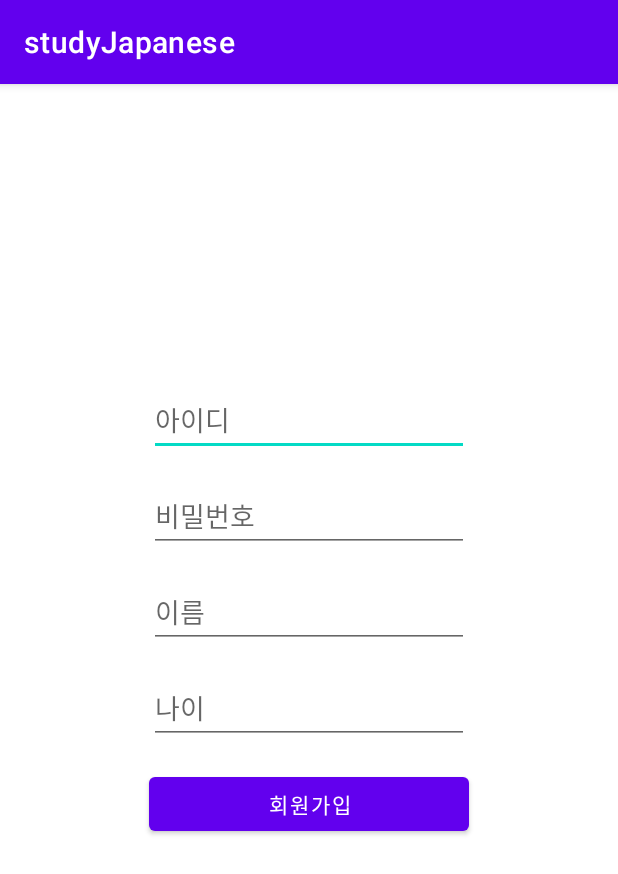
After one commit to tmddmddnjs/studyJapanese, an Android app: the SignUpActivity screen opened directly, with no data from a screen before it, on a phone screen of 412 x 824 dp. The commit adds this screen. Shown: the top 874 px of the screen. Run offline under Robolectric (Android 15) with nearby library versions, the phone set to English and light mode, and no system bars; our stand-ins replace Volley.

Commit message:
prepare db

```diff
--- a/app/build.gradle
+++ b/app/build.gradle
@@ -34,6 +34,7 @@ dependencies {
     implementation 'com.google.android.material:material:1.4.0'
     implementation 'androidx.constraintlayout:constraintlayout:2.1.1'
     implementation 'androidx.legacy:legacy-support-v4:1.0.0'
+    implementation 'com.android.volley:volley:1.1.1'
     testImplementation 'junit:junit:4.+'
     androidTestImplementation 'androidx.test.ext:junit:1.1.3'
     androidTestImplementation 'androidx.test.espresso:espresso-core:3.4.0'
--- /dev/null
+++ b/app/src/main/java/com/example/studyjapanese/loginInfo/SignUpActivity.java
@@ -0,0 +1,44 @@
+package com.example.studyjapanese.loginInfo;
+
+import androidx.appcompat.app.AppCompatActivity;
+
+import android.content.ContentValues;
+import android.content.Intent;
+import android.database.sqlite.SQLiteDatabase;
+import android.os.Bundle;
+import android.view.View;
+import android.widget.Button;
+import android.widget.EditText;
+import android.widget.Toast;
+
+import com.android.volley.RequestQueue;
+import com.android.volley.Response;
+import com.android.volley.toolbox.Volley;
+import com.example.studyjapanese.MainActivity;
+import com.example.studyjapanese.R;
+
+import org.json.JSONException;
+import org.json.JSONObject;
+
+public class SignUpActivity extends AppCompatActivity {
+    private EditText et_id, et_pass, et_name, et_age;
+    private Button btn_register;
+
+    public void Init(){
+        // 아이디 값 찾아주기
+        et_id = (EditText)findViewById(R.id.et_id);
+        et_pass = (EditText)findViewById(R.id.et_pass);
+        et_name = (EditText)findViewById(R.id.et_name);
+        et_age = (EditText)findViewById(R.id.et_age);
+        //회원가입 버튼
+        btn_register = (Button)findViewById(R.id.btn_register);
+    }
+
+    @Override
+    protected void onCreate(Bundle savedInstanceState) {
+        super.onCreate(savedInstanceState);
+        setContentView(R.layout.activity_sign_up);
+
+        this.Init();
+    }
+}
--- /dev/null
+++ b/app/src/main/res/layout/activity_sign_up.xml
@@ -0,0 +1,71 @@
+<?xml version="1.0" encoding="utf-8"?>
+<androidx.constraintlayout.widget.ConstraintLayout xmlns:android="http://schemas.android.com/apk/res/android"
+    xmlns:app="http://schemas.android.com/apk/res-auto"
+    xmlns:tools="http://schemas.android.com/tools"
+    android:layout_width="match_parent"
+    android:layout_height="match_parent"
+    tools:context=".loginInfo.SignUpActivity">
+
+    <EditText
+        android:id="@+id/et_id"
+        android:layout_width="wrap_content"
+        android:layout_height="wrap_content"
+        android:layout_marginStart="8dp"
+        android:layout_marginLeft="8dp"
+        android:layout_marginTop="200dp"
+        android:layout_marginEnd="8dp"
+        android:layout_marginRight="8dp"
+        android:ems="10"
+        android:hint="아이디"
+        android:inputType="textPersonName"
+        app:layout_constraintEnd_toEndOf="parent"
+        app:layout_constraintStart_toStartOf="parent"
+        app:layout_constraintTop_toTopOf="parent" />
+
+    <EditText
+        android:id="@+id/et_pass"
+        android:layout_width="wrap_content"
+        android:layout_height="wrap_content"
+        android:layout_marginTop="16dp"
+        android:ems="10"
+        android:hint="비밀번호"
+        android:inputType="textPersonName"
+        app:layout_constraintEnd_toEndOf="@+id/et_id"
+        app:layout_constraintStart_toStartOf="@+id/et_id"
+        app:layout_constraintTop_toBottomOf="@+id/et_id" />
+
+    <EditText
+        android:id="@+id/et_name"
+        android:layout_width="wrap_content"
+        android:layout_height="wrap_content"
+        android:layout_marginTop="16dp"
+        android:ems="10"
+        android:hint="이름"
+        android:inputType="textPersonName"
+        app:layout_constraintEnd_toEndOf="@+id/et_pass"
+        app:layout_constraintStart_toStartOf="@+id/et_pass"
+        app:layout_constraintTop_toBottomOf="@+id/et_pass" />
+
+    <EditText
+        android:id="@+id/et_age"
+        android:layout_width="wrap_content"
+        android:layout_height="wrap_content"
+        android:layout_marginTop="16dp"
+        android:ems="10"
+        android:hint="나이"
+        android:inputType="textPersonName"
+        app:layout_constraintEnd_toEndOf="@+id/et_name"
+        app:layout_constraintStart_toStartOf="@+id/et_name"
+        app:layout_constraintTop_toBottomOf="@+id/et_name" />
+
+    <Button
+        android:id="@+id/btn_register"
+        android:layout_width="0dp"
+        android:layout_height="wrap_content"
+        android:layout_marginTop="16dp"
+        android:text="회원가입"
+        app:layout_constraintEnd_toEndOf="@+id/et_age"
+        app:layout_constraintStart_toStartOf="@+id/et_age"
+        app:layout_constraintTop_toBottomOf="@+id/et_age" />
+
+</androidx.constraintlayout.widget.ConstraintLayout>
```
Also changed, not shown: app/src/main/AndroidManifest.xml (+6 -1 lines), app/src/main/java/com/example/studyjapanese/MainActivity.java (+31 -12 lines), app/src/main/java/com/example/studyjapanese/loginInfo/LoginActivity.java (added, +41 -0 lines), app/src/main/res/layout/activity_login.xml (added, +76 -0 lines), app/src/main/res/layout/before_login.xml (+1 -10 lines).
